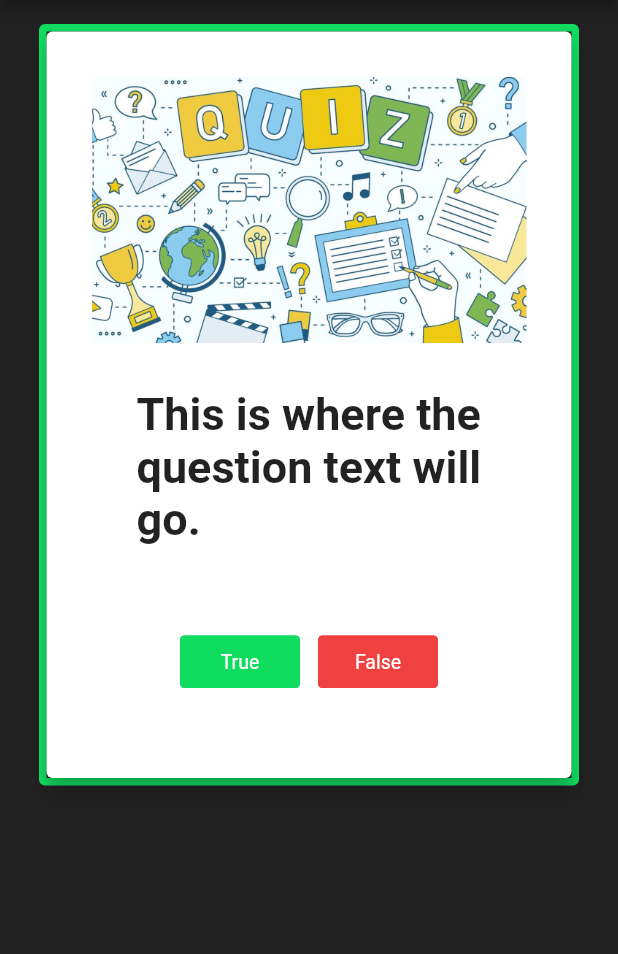
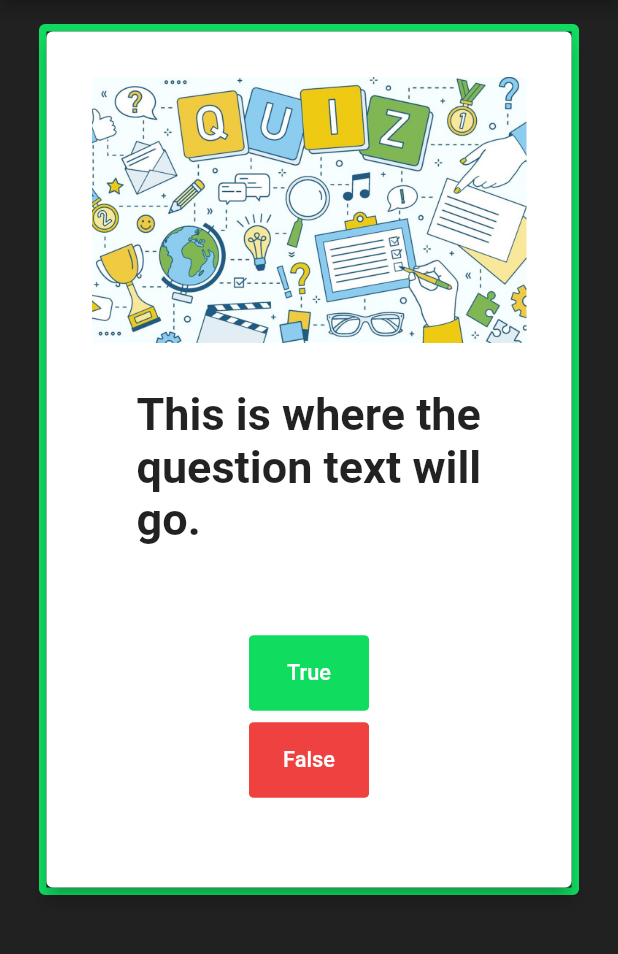
Before and after one commit to im-adarsh/flutter_quizller, a Flutter app: the screen it shows after launch, on a phone screen of 412 x 824 dp, the part 84-1038 px from its top. Run offline on Flutter 3.47's test engine with Material 2 defaults, Android fonts, the phone set to English and light mode, and no system bars; our stand-ins replace getflutter.

Commit message:
widget for question

```diff
--- a/lib/widgets/two_option_question_widget.dart
+++ b/lib/widgets/two_option_question_widget.dart
@@ -35,15 +35,17 @@ class TwoOptionQuestionWidget extends StatelessWidget {
       buttonBar: GFButtonBar(
         padding: EdgeInsets.all(30),
         alignment: WrapAlignment.spaceBetween,
-        spacing:12,
+        spacing:90,
         // alignment: MainAxisAlignment.start,
         children: <Widget>[
           GFButton(
+            size: GFSize.LARGE,
             color: GFColors.SUCCESS,
             onPressed: () {},
             text: trueLabel,
           ),
           GFButton(
+            size: GFSize.LARGE,
             color: GFColors.DANGER,
             onPressed: () {},
             text: falseLabel,
```
